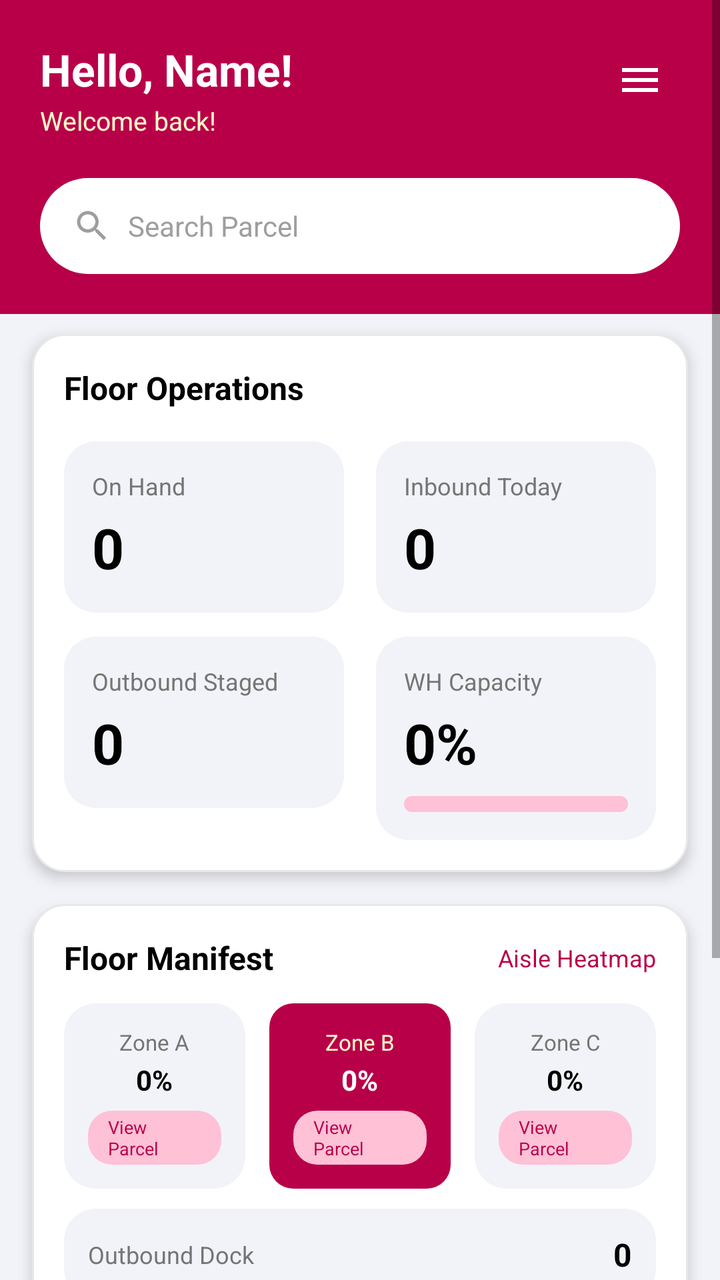
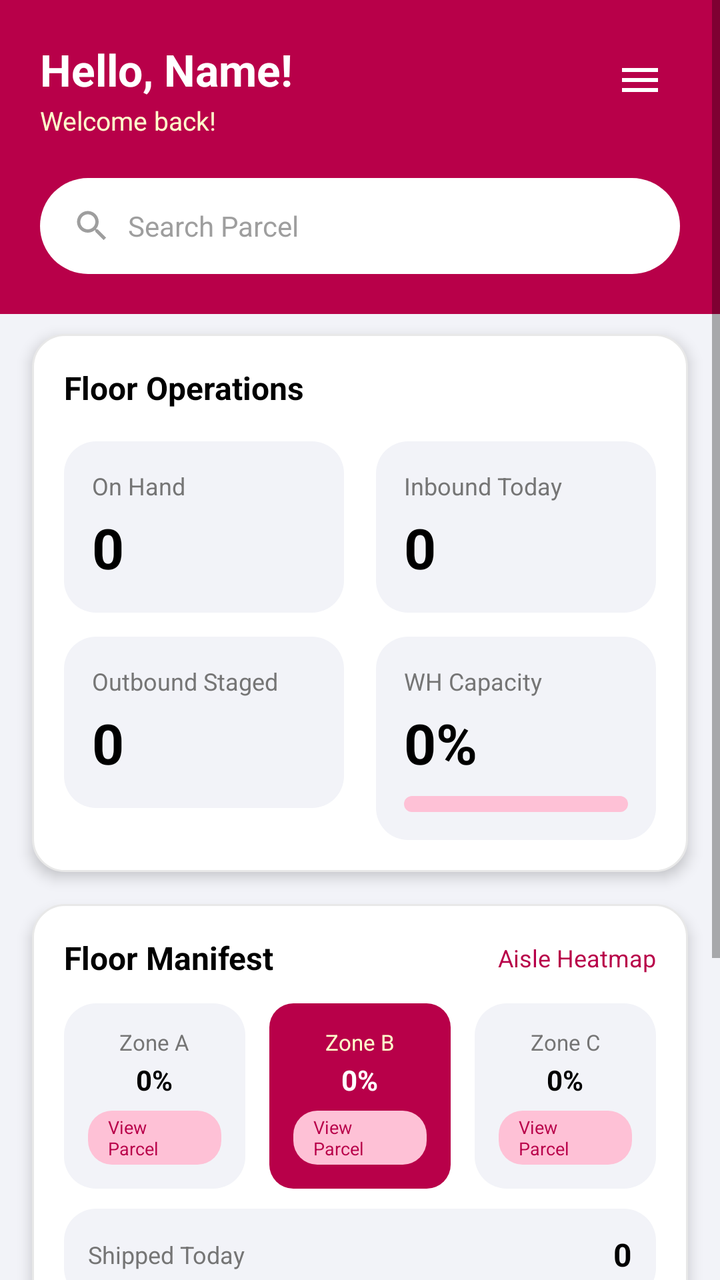

Before-and-after screenshots of an Android layout around one commit, followed by the original layout XML and the change that was made.
<!-- AndroidManifest.xml: application theme Theme.OOPWAREHOUSELOCATION -->
<!-- res/layout/fragment_dashboard.xml -->
<?xml version="1.0" encoding="utf-8"?>
<ScrollView xmlns:android="http://schemas.android.com/apk/res/android"
    xmlns:app="http://schemas.android.com/apk/res-auto"
    xmlns:tools="http://schemas.android.com/tools"
    android:layout_width="match_parent"
    android:layout_height="match_parent"
    android:fillViewport="true"
    android:background="@color/lightGray"
    tools:context=".fragments.DashboardFragment">

    <LinearLayout
        android:layout_width="match_parent"
        android:layout_height="wrap_content"
        android:orientation="vertical">

        

        
        <RelativeLayout
            android:layout_width="match_parent"
            android:layout_height="wrap_content"
            android:background="@drawable/bg_header_crimson"
            android:paddingStart="20dp"
            android:paddingTop="20dp"
            android:paddingEnd="20dp"
            android:paddingBottom="20dp">

            
            <TextView
                android:id="@+id/tvGreeting"
                android:layout_width="wrap_content"
                android:layout_height="wrap_content"
                android:text="Hello, Name!"
                android:textColor="@color/white"
                android:textSize="22sp"
                android:textStyle="bold" />

            <TextView
                android:id="@+id/tvSubGreeting"
                android:layout_width="wrap_content"
                android:layout_height="wrap_content"
                android:layout_below="@id/tvGreeting"
                android:layout_marginTop="2dp"
                android:text="@string/welcome_back_sub"
                android:textColor="#FFFFFFCC"
                android:textSize="13sp" />

            

            

            <ImageView
                android:id="@+id/ivMenuButton"
                android:layout_width="40dp"
                android:layout_height="40dp"
                android:layout_alignParentEnd="true"
                android:background="?attr/selectableItemBackgroundBorderless"
                android:contentDescription="Menu"
                android:padding="8dp"
                android:src="@drawable/ic_menu" />

            <LinearLayout
                android:layout_width="match_parent"
                android:layout_height="48dp"
                android:layout_below="@id/tvSubGreeting"
                android:layout_marginTop="20dp"
                android:background="@drawable/bg_search_bar"
                android:gravity="center_vertical"
                android:paddingStart="16dp"
                android:paddingEnd="16dp">

                <ImageView
                    android:layout_width="20dp"
                    android:layout_height="20dp"
                    android:contentDescription="Search"
                    android:src="@drawable/ic_search" />

                <EditText
                    android:id="@+id/etSearch"
                    android:layout_width="0dp"
                    android:layout_height="match_parent"
                    android:layout_marginStart="8dp"
                    android:layout_weight="1"
                    android:background="@null"
                    android:hint="@string/search_parcel"
                    android:importantForAutofill="no"
                    android:inputType="text"
                    android:textColor="@color/black"
                    android:textColorHint="@color/hintGray"
                    android:textSize="14sp" />
            </LinearLayout>

        </RelativeLayout>

        
        <LinearLayout
            android:id="@+id/inviteCodeCard"
            android:layout_width="match_parent"
            android:layout_height="wrap_content"
            android:orientation="horizontal"
            android:layout_marginTop="10dp"
            android:layout_marginStart="16dp"
            android:layout_marginEnd="16dp"
            android:background="@drawable/bg_card_rounded"
            android:elevation="4dp"
            android:padding="16dp"
            android:gravity="center_vertical"
            android:visibility="gone">

            <LinearLayout
                android:layout_width="0dp"
                android:layout_height="wrap_content"
                android:layout_weight="1"
                android:orientation="vertical">

                <TextView
                    android:layout_width="wrap_content"
                    android:layout_height="wrap_content"
                    android:text="Your Invite Code"
                    android:textColor="@color/textSecondary"
                    android:textSize="12sp" />

                <TextView
                    android:id="@+id/tvInviteCode"
                    android:layout_width="wrap_content"
                    android:layout_height="wrap_content"
                    android:layout_marginTop="4dp"
                    android:text="------"
                    android:textColor="@color/pink"
                    android:textSize="28sp"
                    android:textStyle="bold"
                    android:letterSpacing="0.3" />

                <TextView
                    android:layout_width="wrap_content"
                    android:layout_height="wrap_content"
                    android:layout_marginTop="2dp"
                    android:text="Tap to copy · Share with employees to join"
                    android:textColor="@color/hintGray"
                    android:textSize="11sp" />
            </LinearLayout>

            <ImageView
                android:layout_width="24dp"
                android:layout_height="24dp"
                android:src="@android:drawable/ic_menu_share"
                android:contentDescription="Copy invite code"
                android:tint="@color/pink" />
        </LinearLayout>

        <LinearLayout
            android:layout_width="match_parent"
            android:layout_height="wrap_content"
            android:orientation="vertical"
            android:layout_marginTop="10dp"
            android:layout_marginStart="16dp"
            android:layout_marginEnd="16dp"
            android:background="@drawable/bg_card_rounded"
            android:elevation="4dp"
            android:padding="16dp">

            
            <LinearLayout
                android:layout_width="match_parent"
                android:layout_height="wrap_content"
                android:gravity="center_vertical"
                android:orientation="horizontal">

                <TextView
                    android:layout_width="0dp"
                    android:layout_height="wrap_content"
                    android:layout_weight="1"
                    android:text="@string/floor_operations"
                    android:textColor="@color/black"
                    android:textSize="16sp"
                    android:textStyle="bold" />

            </LinearLayout>

            
            <LinearLayout
                android:layout_width="match_parent"
                android:layout_height="wrap_content"
                android:layout_marginTop="16dp"
                android:orientation="horizontal">

                
                <LinearLayout
                    android:layout_width="0dp"
                    android:layout_height="wrap_content"
                    android:layout_weight="1"
                    android:background="@drawable/bg_stat_card"
                    android:orientation="vertical"
                    android:padding="14dp"
                    android:layout_marginEnd="8dp">

                    <TextView
                        android:layout_width="wrap_content"
                        android:layout_height="wrap_content"
                        android:text="@string/on_hand"
                        android:textColor="@color/textSecondary"
                        android:textSize="12sp" />

                    <TextView
                        android:id="@+id/tvOnHand"
                        android:layout_width="wrap_content"
                        android:layout_height="wrap_content"
                        android:layout_marginTop="4dp"
                        android:text="0"
                        android:textColor="@color/black"
                        android:textSize="28sp"
                        android:textStyle="bold" />
                </LinearLayout>

                
                <LinearLayout
                    android:layout_width="0dp"
                    android:layout_height="wrap_content"
                    android:layout_weight="1"
                    android:background="@drawable/bg_stat_card"
                    android:orientation="vertical"
                    android:padding="14dp"
                    android:layout_marginStart="8dp">

                    <TextView
                        android:layout_width="wrap_content"
                        android:layout_height="wrap_content"
                        android:text="@string/inbound_today"
                        android:textColor="@color/textSecondary"
                        android:textSize="12sp" />

                    <TextView
                        android:id="@+id/tvInboundToday"
                        android:layout_width="wrap_content"
                        android:layout_height="wrap_content"
                        android:layout_marginTop="4dp"
                        android:text="0"
                        android:textColor="@color/black"
                        android:textSize="28sp"
                        android:textStyle="bold" />
                </LinearLayout>
            </LinearLayout>

            
            <LinearLayout
                android:layout_width="match_parent"
                android:layout_height="wrap_content"
                android:layout_marginTop="12dp"
                android:orientation="horizontal">

                
                <LinearLayout
                    android:layout_width="0dp"
                    android:layout_height="wrap_content"
                    android:layout_weight="1"
                    android:background="@drawable/bg_stat_card"
                    android:orientation="vertical"
                    android:padding="14dp"
                    android:layout_marginEnd="8dp">

                    <TextView
                        android:layout_width="wrap_content"
                        android:layout_height="wrap_content"
                        android:text="@string/outbound_staged"
                        android:textColor="@color/textSecondary"
                        android:textSize="12sp" />

                    <TextView
                        android:id="@+id/tvOutboundStaged"
                        android:layout_width="wrap_content"
                        android:layout_height="wrap_content"
                        android:layout_marginTop="4dp"
                        android:text="0"
                        android:textColor="@color/black"
                        android:textSize="28sp"
                        android:textStyle="bold" />
                </LinearLayout>

                
                <LinearLayout
                    android:layout_width="0dp"
                    android:layout_height="wrap_content"
                    android:layout_weight="1"
                    android:background="@drawable/bg_stat_card"
                    android:orientation="vertical"
                    android:padding="14dp"
                    android:layout_marginStart="8dp">

                    <TextView
                        android:layout_width="wrap_content"
                        android:layout_height="wrap_content"
                        android:text="@string/wh_capacity"
                        android:textColor="@color/textSecondary"
                        android:textSize="12sp" />

                    <TextView
                        android:id="@+id/tvCapacityPercent"
                        android:layout_width="wrap_content"
                        android:layout_height="wrap_content"
                        android:layout_marginTop="4dp"
                        android:text="0%"
                        android:textColor="@color/black"
                        android:textSize="28sp"
                        android:textStyle="bold" />

                    <ProgressBar
                        android:id="@+id/progressCapacity"
                        style="@android:style/Widget.ProgressBar.Horizontal"
                        android:layout_width="match_parent"
                        android:layout_height="8dp"
                        android:layout_marginTop="8dp"
                        android:max="100"
                        android:progress="0"
                        android:progressDrawable="@drawable/progress_capacity" />
                </LinearLayout>
            </LinearLayout>
        </LinearLayout>

        
        <LinearLayout
            android:layout_width="match_parent"
            android:layout_height="wrap_content"
            android:orientation="vertical"
            android:layout_marginTop="16dp"
            android:layout_marginStart="16dp"
            android:layout_marginEnd="16dp"
            android:background="@drawable/bg_card_rounded"
            android:elevation="4dp"
            android:padding="16dp">

            <LinearLayout
                android:layout_width="match_parent"
                android:layout_height="wrap_content"
                android:gravity="center_vertical"
                android:orientation="horizontal">

                <TextView
                    android:layout_width="0dp"
                    android:layout_height="wrap_content"
                    android:layout_weight="1"
                    android:text="@string/floor_manifest"
                    android:textColor="@color/black"
                    android:textSize="16sp"
                    android:textStyle="bold" />

                <TextView
                    android:layout_width="wrap_content"
                    android:layout_height="wrap_content"
                    android:text="@string/aisle_heatmap"
                    android:textColor="@color/pink"
                    android:textSize="12sp" />
            </LinearLayout>

            
            <LinearLayout
                android:layout_width="match_parent"
                android:layout_height="wrap_content"
                android:layout_marginTop="12dp"
                android:orientation="horizontal">

                
                <LinearLayout
                    android:layout_width="0dp"
                    android:layout_height="wrap_content"
                    android:layout_weight="1"
                    android:layout_marginEnd="6dp"
                    android:background="@drawable/bg_stat_card"
                    android:gravity="center"
                    android:orientation="vertical"
                    android:padding="12dp">

                    <TextView
                        android:layout_width="wrap_content"
                        android:layout_height="wrap_content"
                        android:text="@string/zone_a"
                        android:textColor="@color/textSecondary"
                        android:textSize="11sp" />

                    <TextView
                        android:id="@+id/tvZoneA"
                        android:layout_width="wrap_content"
                        android:layout_height="wrap_content"
                        android:layout_marginTop="2dp"
                        android:text="0%"
                        android:textColor="@color/black"
                        android:textSize="14sp"
                        android:textStyle="bold" />

                    <TextView
                        android:layout_width="wrap_content"
                        android:layout_height="wrap_content"
                        android:background="@drawable/bg_badge_pink"
                        android:layout_marginTop="6dp"
                        android:paddingStart="10dp"
                        android:paddingTop="2dp"
                        android:paddingEnd="10dp"
                        android:paddingBottom="2dp"
                        android:text="View Parcel"
                        android:textColor="@color/pink"
                        android:textSize="9sp" />
                </LinearLayout>

                
                <LinearLayout
                    android:layout_width="0dp"
                    android:layout_height="wrap_content"
                    android:layout_weight="1"
                    android:layout_marginStart="6dp"
                    android:layout_marginEnd="6dp"
                    android:background="@drawable/bg_badge_pink_solid"
                    android:gravity="center"
                    android:orientation="vertical"
                    android:padding="12dp">

                    <TextView
                        android:layout_width="wrap_content"
                        android:layout_height="wrap_content"
                        android:text="@string/zone_b"
                        android:textColor="#FFFFFFCC"
                        android:textSize="11sp" />

                    <TextView
                        android:id="@+id/tvZoneB"
                        android:layout_width="wrap_content"
                        android:layout_height="wrap_content"
                        android:layout_marginTop="2dp"
                        android:text="0%"
                        android:textColor="@color/white"
                        android:textSize="14sp"
                        android:textStyle="bold" />

                    <TextView
                        android:layout_width="wrap_content"
                        android:layout_height="wrap_content"
                        android:background="@drawable/bg_badge_pink"
                        android:layout_marginTop="6dp"
                        android:paddingStart="10dp"
                        android:paddingTop="2dp"
                        android:paddingEnd="10dp"
                        android:paddingBottom="2dp"
                        android:text="View Parcel"
                        android:textColor="@color/pink"
                        android:textSize="9sp" />
                </LinearLayout>

                
                <LinearLayout
                    android:layout_width="0dp"
                    android:layout_height="wrap_content"
                    android:layout_weight="1"
                    android:layout_marginStart="6dp"
                    android:background="@drawable/bg_stat_card"
                    android:gravity="center"
                    android:orientation="vertical"
                    android:padding="12dp">

                    <TextView
                        android:layout_width="wrap_content"
                        android:layout_height="wrap_content"
                        android:text="@string/zone_c"
                        android:textColor="@color/textSecondary"
                        android:textSize="11sp" />

                    <TextView
                        android:id="@+id/tvZoneC"
                        android:layout_width="wrap_content"
                        android:layout_height="wrap_content"
                        android:layout_marginTop="2dp"
                        android:text="0%"
                        android:textColor="@color/black"
                        android:textSize="14sp"
                        android:textStyle="bold" />

                    <TextView
                        android:layout_width="wrap_content"
                        android:layout_height="wrap_content"
                        android:background="@drawable/bg_badge_pink"
                        android:layout_marginTop="6dp"
                        android:paddingStart="10dp"
                        android:paddingTop="2dp"
                        android:paddingEnd="10dp"
                        android:paddingBottom="2dp"
                        android:text="View Parcel"
                        android:textColor="@color/pink"
                        android:textSize="9sp" />
                </LinearLayout>
            </LinearLayout>

            
            <LinearLayout
                android:layout_width="match_parent"
                android:layout_height="wrap_content"
                android:layout_marginTop="10dp"
                android:background="@drawable/bg_stat_card"
                android:gravity="center_vertical"
                android:orientation="horizontal"
                android:padding="12dp">

                <TextView
                    android:layout_width="0dp"
                    android:layout_height="wrap_content"
                    android:layout_weight="1"
                    android:text="@string/outbound_dock"
                    android:textColor="@color/textSecondary"
                    android:textSize="12sp" />

                <TextView
                    android:id="@+id/tvOutboundDock"
                    android:layout_width="wrap_content"
                    android:layout_height="wrap_content"
                    android:text="0"
                    android:textColor="@color/black"
                    android:textSize="16sp"
                    android:textStyle="bold" />
            </LinearLayout>

        </LinearLayout>

        
        <LinearLayout
            android:layout_width="match_parent"
            android:layout_height="wrap_content"
            android:orientation="vertical"
            android:layout_marginTop="16dp"
            android:layout_marginStart="16dp"
            android:layout_marginEnd="16dp"
            android:layout_marginBottom="16dp"
            android:background="@drawable/bg_card_rounded"
            android:elevation="4dp"
            android:padding="16dp">

            <TextView
                android:layout_width="wrap_content"
                android:layout_height="wrap_content"
                android:text="AISLE LOAD INDEX"
                android:textColor="@color/black"
                android:textSize="12sp"
                android:textStyle="bold" />

            <TextView
                android:layout_width="wrap_content"
                android:layout_height="wrap_content"
                android:layout_marginTop="2dp"
                android:text="FA01 — A09"
                android:textColor="@color/textSecondary"
                android:textSize="11sp" />

            
            <LinearLayout
                android:id="@+id/aisleBarChart"
                android:layout_width="match_parent"
                android:layout_height="80dp"
                android:layout_marginTop="12dp"
                android:gravity="bottom|center_horizontal"
                android:orientation="horizontal">

                

            </LinearLayout>

        </LinearLayout>

    </LinearLayout>

</ScrollView>
<!-- resources referenced by this layout -->
<resources>
  <color name="black">#FF000000</color>
  <color name="hintGray">#9E9E9E</color>
  <color name="lightGray">#F2F3F8</color>
  <color name="pink">#B80049</color>
  <color name="textSecondary">#757575</color>
  <color name="white">#FFFFFFFF</color>
  <!-- drawable bg_badge_pink (drawable) -->
  <?xml version="1.0" encoding="utf-8"?>
  <shape xmlns:android="http://schemas.android.com/apk/res/android"
      android:shape="rectangle">
      <solid android:color="@color/lightPink" />
      <corners android:radius="12dp" />
  </shape>
  <!-- drawable bg_badge_pink_solid (drawable) -->
  <?xml version="1.0" encoding="utf-8"?>
  <shape xmlns:android="http://schemas.android.com/apk/res/android"
      android:shape="rectangle">
      <solid android:color="@color/pink" />
      <corners android:radius="12dp" />
  </shape>
  <!-- drawable bg_card_rounded (drawable) -->
  <?xml version="1.0" encoding="utf-8"?>
  <shape xmlns:android="http://schemas.android.com/apk/res/android"
      android:shape="rectangle">
      <solid android:color="@color/white" />
      <corners android:radius="16dp" />
      <stroke
          android:width="1dp"
          android:color="#E8E8E8" />
  </shape>
  <!-- drawable bg_header_crimson (drawable) -->
  <?xml version="1.0" encoding="utf-8"?>
  <shape xmlns:android="http://schemas.android.com/apk/res/android"
      android:shape="rectangle">
      <solid android:color="@color/pink" />
  
  </shape>
  <!-- drawable bg_search_bar (drawable) -->
  <?xml version="1.0" encoding="utf-8"?>
  <shape xmlns:android="http://schemas.android.com/apk/res/android"
      android:shape="rectangle">
      <solid android:color="@color/white" />
      <corners android:radius="24dp" />
  </shape>
  <!-- drawable bg_stat_card (drawable) -->
  <?xml version="1.0" encoding="utf-8"?>
  <shape xmlns:android="http://schemas.android.com/apk/res/android"
      android:shape="rectangle">
      <solid android:color="@color/lightGray" />
      <corners android:radius="16dp" />
  </shape>
  <!-- drawable ic_menu (drawable) -->
  <vector xmlns:android="http://schemas.android.com/apk/res/android"
      android:width="24dp"
      android:height="24dp"
      android:viewportWidth="24"
      android:viewportHeight="24">
      <path
          android:fillColor="#FFFFFF"
          android:pathData="M3,6h18v2H3V6zM3,11h18v2H3v-2zM3,16h18v2H3v-2z" />
  </vector>
  <string name="aisle_heatmap">Aisle Heatmap</string>
  <string name="floor_manifest">Floor Manifest</string>
  <string name="floor_operations">Floor Operations</string>
  <string name="inbound_today">Inbound Today</string>
  <string name="on_hand">On Hand</string>
  <string name="outbound_dock">Outbound Dock</string>
  <string name="outbound_staged">Outbound Staged</string>
  <string name="search_parcel">Search Parcel</string>
  <string name="welcome_back_sub">Welcome back!</string>
  <string name="wh_capacity">WH Capacity</string>
  <string name="zone_a">Zone A</string>
  <string name="zone_b">Zone B</string>
  <string name="zone_c">Zone C</string>
  <style name="Theme.OOPWAREHOUSELOCATION" parent="Theme.MaterialComponents.Light.NoActionBar">
          
          <item name="colorPrimary">@color/pink</item>
          <item name="colorPrimaryVariant">@color/pink</item>
          <item name="colorOnPrimary">@color/white</item>
          
          <item name="colorSecondary">@color/lightPink</item>
          <item name="colorSecondaryVariant">@color/lightPink</item>
          <item name="colorOnSecondary">@color/black</item>
          
          <item name="android:statusBarColor">@color/darkBackground</item>
          
      </style>
  <color name="lightPink">#FEC1D6</color>
  <color name="darkBackground">#2D2D2D</color>
  <!-- unchanged entries left out for length: 2 -->
</resources>

<!-- the commit's change to res/layout/fragment_dashboard.xml (unified diff, before → after) -->
@@ -83,6 +83,7 @@
                     android:layout_weight="1"
                     android:background="@null"
                     android:hint="@string/search_parcel"
+                    android:imeOptions="actionSearch"
                     android:importantForAutofill="no"
                     android:inputType="text"
                     android:textColor="@color/black"
<!-- resource entries referenced after the edit -->
@@ -66,7 +66,7 @@
   <string name="floor_operations">Floor Operations</string>
   <string name="inbound_today">Inbound Today</string>
   <string name="on_hand">On Hand</string>
-  <string name="outbound_dock">Outbound Dock</string>
+  <string name="outbound_dock">Shipped Today</string>
   <string name="outbound_staged">Outbound Staged</string>
   <string name="search_parcel">Search Parcel</string>
   <string name="welcome_back_sub">Welcome back!</string>
